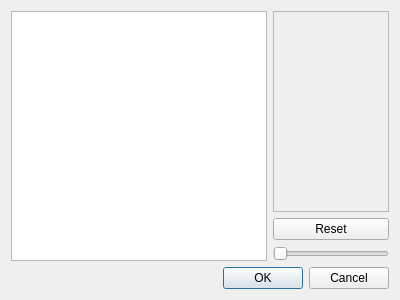
First picture: the form in gui/qt/pcavisualizer.ui, repository BetaRavener/TeethCV, before the edit.
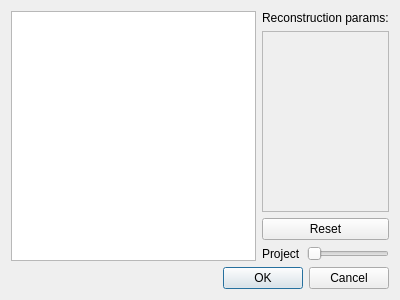
Second picture: the form after the edit.

```diff
--- a/gui/qt/pcavisualizer.ui
+++ b/gui/qt/pcavisualizer.ui
@@ -26,6 +26,16 @@
          <property name="leftMargin">
           <number>0</number>
          </property>
+         <property name="topMargin">
+          <number>0</number>
+         </property>
+         <item>
+          <widget class="QLabel" name="label_2">
+           <property name="text">
+            <string>Reconstruction params:</string>
+           </property>
+          </widget>
+         </item>
          <item>
           <widget class="QScrollArea" name="scrollArea">
            <property name="horizontalScrollBarPolicy">
@@ -42,8 +52,8 @@
              <rect>
               <x>0</x>
               <y>0</y>
-              <width>112</width>
-              <height>188</height>
+              <width>118</width>
+              <height>167</height>
              </rect>
             </property>
             <layout class="QVBoxLayout" name="verticalLayout_4">
@@ -72,11 +82,25 @@
           </widget>
          </item>
          <item>
+          <layout class="QHBoxLayout" name="horizontalLayout_2">
+           <property name="topMargin">
+            <number>0</number>
+           </property>
+           <item>
+            <widget class="QLabel" name="label">
+             <property name="text">
+              <string>Project</string>
+             </property>
+            </widget>
+           </item>
+           <item>
           <widget class="QSlider" name="choiceSlider">
            <property name="orientation">
             <enum>Qt::Horizontal</enum>
            </property>
           </widget>
+           </item>
+          </layout>
          </item>
         </layout>
        </item>
```
Lines whose indentation alone changed are shown as unchanged.
